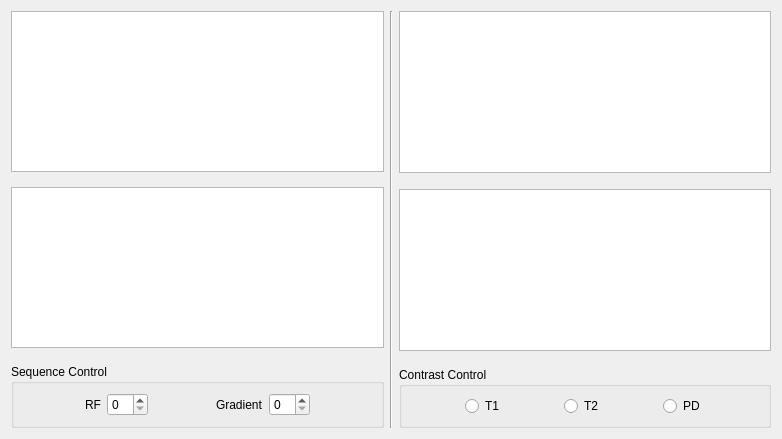
First picture: the form in src/ui/Phantom.ui, repository Mostafa-Medhat/MRI-Phantom, before the edit.
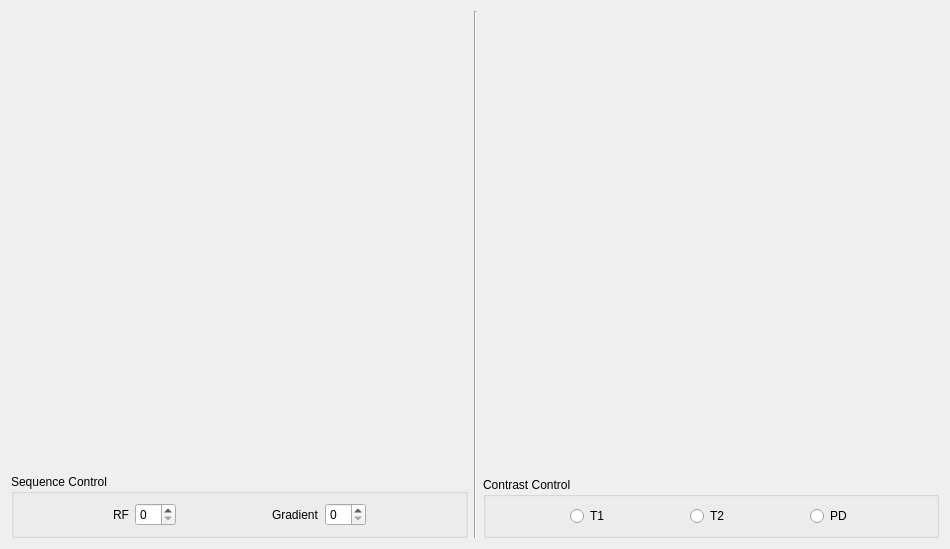
Second picture: the form after the edit.

```diff
--- a/src/ui/Phantom.ui
+++ b/src/ui/Phantom.ui
@@ -6,8 +6,8 @@
    <rect>
     <x>0</x>
     <y>0</y>
-    <width>782</width>
-    <height>439</height>
+    <width>950</width>
+    <height>549</height>
    </rect>
   </property>
   <property name="windowTitle">
@@ -18,48 +18,18 @@
   </property>
   <layout class="QGridLayout" name="gridLayout">
    <item row="0" column="0">
-    <layout class="QHBoxLayout" name="horizontalLayout">
+    <layout class="QHBoxLayout" name="horizontalLayout" stretch="1,1,1">
      <item>
-      <layout class="QVBoxLayout" name="verticalLayout">
+      <layout class="QVBoxLayout" name="verticalLayout" stretch="2,2,0">
        <item>
         <layout class="QVBoxLayout" name="verticalLayout_4">
          <item>
-          <widget class="QGraphicsView" name="graphicsView"/>
-         </item>
-         <item>
-          <spacer name="verticalSpacer">
-           <property name="orientation">
-            <enum>Qt::Vertical</enum>
-           </property>
-           <property name="sizeHint" stdset="0">
-            <size>
-             <width>20</width>
-             <height>40</height>
-            </size>
-           </property>
-          </spacer>
+          <widget class="QWidget" name="widget_sequence" native="true"/>
          </item>
         </layout>
        </item>
        <item>
-        <layout class="QVBoxLayout" name="verticalLayout_6">
-         <item>
-          <widget class="QGraphicsView" name="graphicsView_2"/>
-         </item>
-         <item>
-          <spacer name="verticalSpacer_2">
-           <property name="orientation">
-            <enum>Qt::Vertical</enum>
-           </property>
-           <property name="sizeHint" stdset="0">
-            <size>
-             <width>20</width>
-             <height>40</height>
-            </size>
-           </property>
-          </spacer>
-         </item>
-        </layout>
+        <layout class="QVBoxLayout" name="verticalLayout_6"/>
        </item>
        <item>
         <widget class="QGroupBox" name="groupBox">
@@ -148,9 +118,6 @@
         <layout class="QVBoxLayout" name="verticalLayout_5">
          <item>
           <layout class="QVBoxLayout" name="verticalLayout_8">
-           <item>
-            <widget class="QGraphicsView" name="graphicsView_3"/>
-           </item>
            <item>
             <spacer name="verticalSpacer_4">
              <property name="orientation">
@@ -168,9 +135,6 @@
          </item>
          <item>
           <layout class="QVBoxLayout" name="verticalLayout_7">
-           <item>
-            <widget class="QGraphicsView" name="graphicsView_4"/>
-           </item>
            <item>
             <spacer name="verticalSpacer_3">
              <property name="orientation">
```
